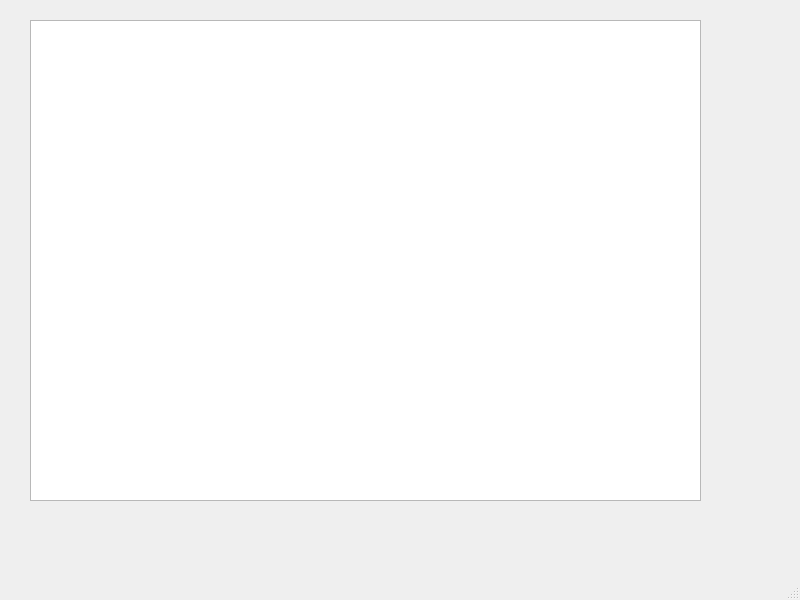
MariaUdeA/Lab5, file Lab5/mainwindow.ui: the form before one commit.
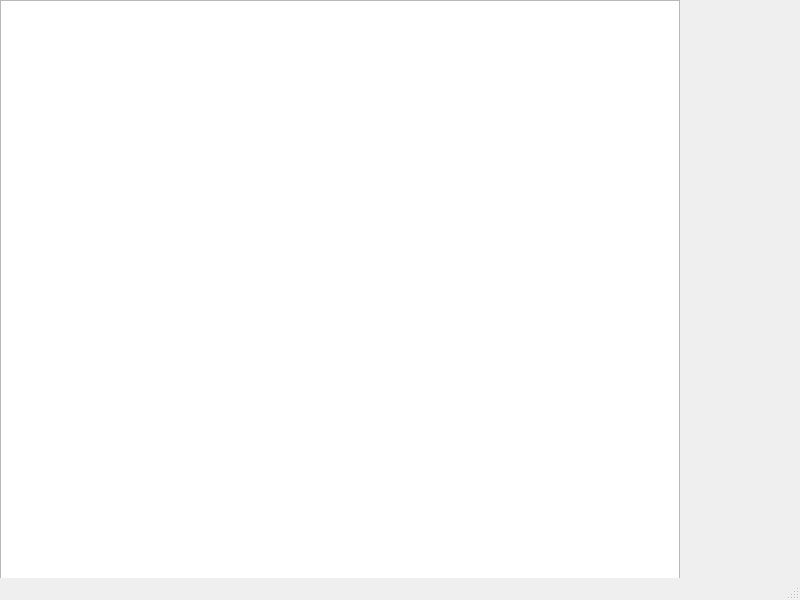
The form after the commit.

```diff
--- a/Lab5/mainwindow.ui
+++ b/Lab5/mainwindow.ui
@@ -17,10 +17,10 @@
    <widget class="QGraphicsView" name="graphicsView">
     <property name="geometry">
      <rect>
-      <x>30</x>
-      <y>20</y>
-      <width>671</width>
-      <height>481</height>
+      <x>0</x>
+      <y>0</y>
+      <width>680</width>
+      <height>640</height>
      </rect>
     </property>
    </widget>
```
